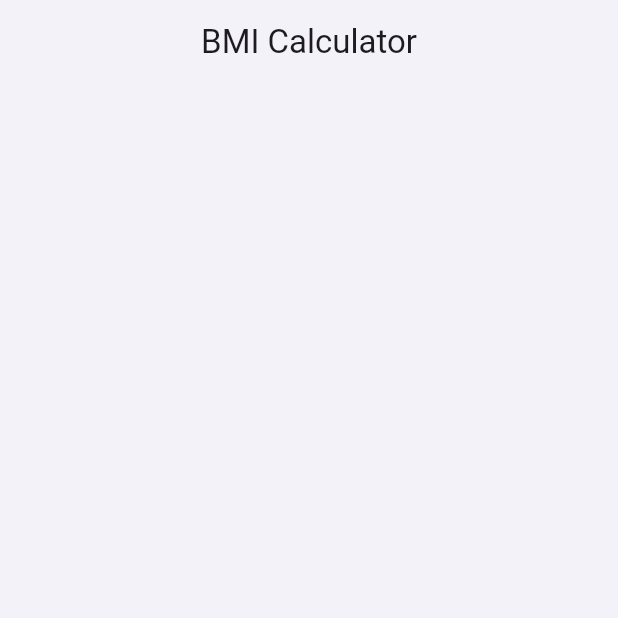
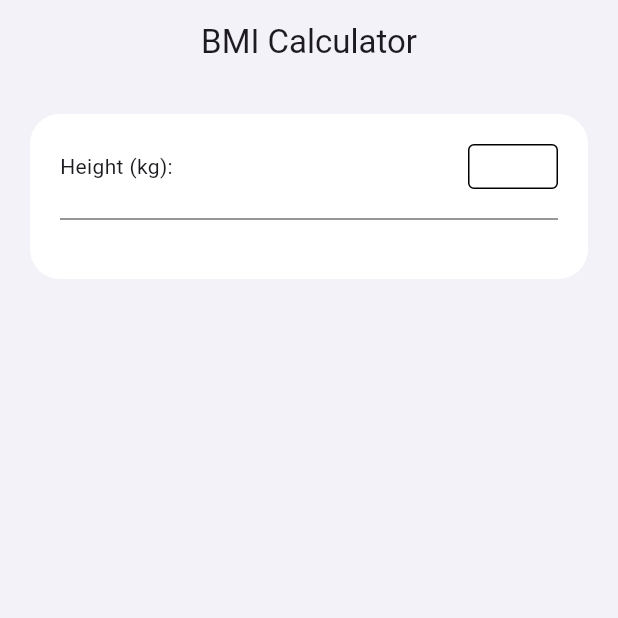
Before and after one commit to abdymazhittoretay/bmi_calculator, a Flutter app: the screen it shows after launch, on a phone screen of 412 x 824 dp, the top half of it. Run offline on Flutter 3.47's test engine with Material 3 defaults, Android fonts, the phone set to English and light mode, and no system bars.

Commit message:
added height widget

```diff
--- a/lib/main.dart
+++ b/lib/main.dart
@@ -14,6 +14,13 @@ class MyApp extends StatelessWidget {
   Widget build(BuildContext context) {
     return MaterialApp(
       debugShowCheckedModeBanner: false,
+      theme: ThemeData(
+        textSelectionTheme: TextSelectionThemeData(
+          cursorColor: Colors.blue,
+          selectionColor: Colors.blue[100],
+          selectionHandleColor: Colors.blue,
+        ),
+      ),
       home: HomePage(),
     );
   }
--- a/lib/pages/home_page.dart
+++ b/lib/pages/home_page.dart
@@ -1,5 +1,6 @@
-// ignore_for_file: prefer_const_constructors
+// ignore_for_file: prefer_const_constructors, prefer_const_literals_to_create_immutables
 
+import 'package:bmi_calculator/widgets/height_widget.dart';
 import 'package:flutter/material.dart';
 
 class HomePage extends StatefulWidget {
@@ -19,6 +20,29 @@ class _HomePageState extends State<HomePage> {
         centerTitle: true,
         backgroundColor: Color.fromARGB(255, 243, 242, 248),
       ),
+      body: SingleChildScrollView(
+        child: Column(
+          children: [
+            Container(
+              padding: EdgeInsets.all(20.0),
+              margin: EdgeInsets.all(20.0),
+              decoration: BoxDecoration(
+                color: Colors.white,
+                borderRadius: BorderRadius.circular(20.0),
+              ),
+              child: Column(
+                children: [
+                  HeightWidget(),
+                  Divider(
+                    height: 40.0,
+                    color: Colors.black54,
+                  )
+                ],
+              ),
+            )
+          ],
+        ),
+      ),
     );
   }
 }
--- /dev/null
+++ b/lib/widgets/height_widget.dart
@@ -0,0 +1,39 @@
+// ignore_for_file: prefer_const_constructors, prefer_const_literals_to_create_immutables
+
+import 'package:flutter/material.dart';
+
+class HeightWidget extends StatelessWidget {
+  const HeightWidget({
+    super.key,
+  });
+
+  @override
+  Widget build(BuildContext context) {
+    return Row(
+      mainAxisAlignment: MainAxisAlignment.spaceBetween,
+      children: [
+        Text("Height (kg):"),
+        SizedBox(
+            width: 60,
+            height: 30,
+            child: TextField(
+              cursorHeight: 15,
+              textAlign: TextAlign.center,
+              decoration: InputDecoration(
+                  contentPadding:
+                      EdgeInsets.symmetric(
+                        horizontal: 8.0
+                      ),
+                  enabledBorder: OutlineInputBorder(
+                    borderSide: BorderSide(color: Colors.black),
+                  ),
+                  focusedBorder: OutlineInputBorder(
+                    borderSide: BorderSide(color: Colors.black),
+                  ),
+                  border: OutlineInputBorder(
+                      borderSide: BorderSide(color: Colors.black))),
+            )),
+      ],
+    );
+  }
+}
```
